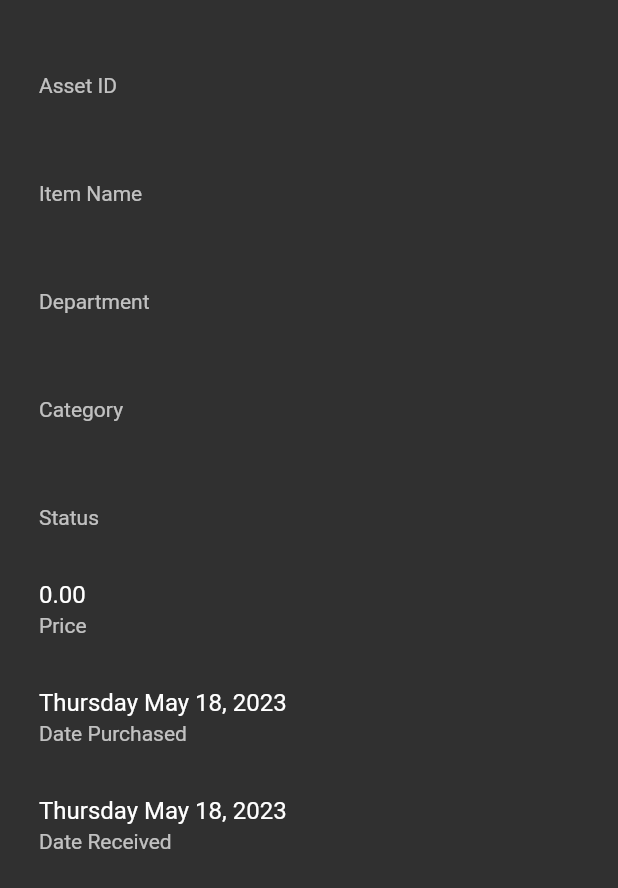
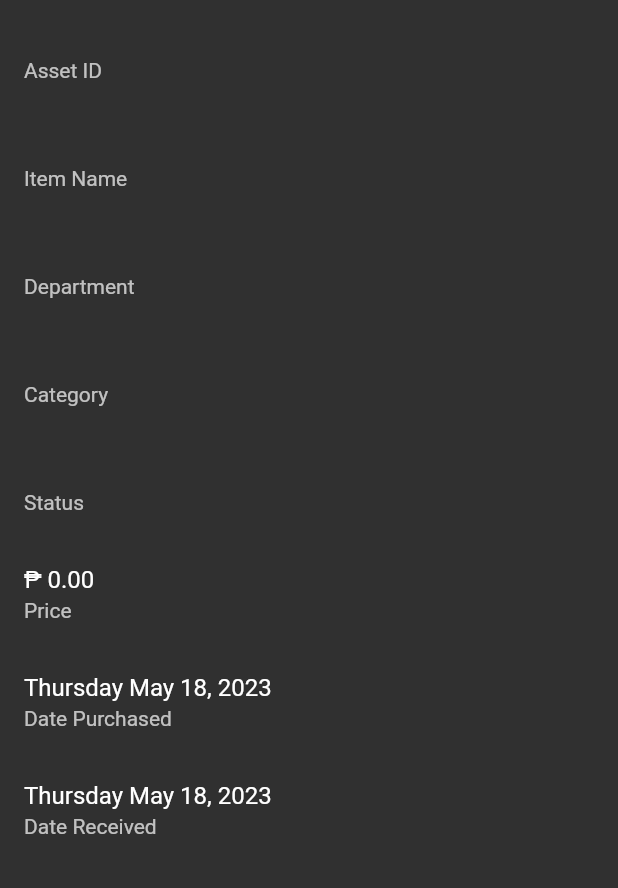
Before and after one commit to angelocordero/eon_asset_scanner, a Flutter app: the ItemInfo widget shown alone on an empty page, opened directly with empty values, on a phone screen of 412 x 824 dp. Shown: the top 888 px of the screen. Run offline on Flutter 3.47's test engine with Material 2 defaults, Android fonts, the phone set to English and light mode, and no system bars; our stand-ins replace flutter_easyloading, flutter_riverpod; missing offline and left inert: mobile_scanner, mysql_client.

```diff
--- a/lib/core/providers.dart
+++ b/lib/core/providers.dart
@@ -1,11 +1,5 @@
-import 'package:eon_asset_scanner/models/connection_settings_model.dart';
 import 'package:flutter_riverpod/flutter_riverpod.dart';
 
 import '../models/item_model.dart';
-import '../models/user_model.dart';
-
-final sqlSettingsProvider = StateProvider<ConnectionSettings?>((ref) => null);
-
-final userProvider = StateProvider<User?>((ref) => null);
 
 final itemProvider = StateProvider<Item?>((ref) => null);
--- a/lib/core/utils.dart
+++ b/lib/core/utils.dart
@@ -1,6 +1,8 @@
 import 'dart:convert';
 
 import 'package:crypto/crypto.dart';
+import 'package:flutter/foundation.dart';
+import 'package:flutter_easyloading/flutter_easyloading.dart';
 import 'package:intl/intl.dart';
 
 String hashPassword(String input) {
@@ -10,3 +12,13 @@ String hashPassword(String input) {
 String dateToString(DateTime dateTime) {
   return '${DateFormat.EEEE().format(dateTime)} ${DateFormat.yMMMd().format(dateTime)}';
 }
+
+String priceToString(double? price) {
+  return price == null ? '' : NumberFormat.currency(symbol: '₱ ', decimalDigits: 2).format(price);
+}
+
+void showErrorAndStacktrace(Object e, StackTrace? st) {
+  EasyLoading.showError(e.toString());
+  debugPrint(e.toString());
+  debugPrintStack(label: e.toString(), stackTrace: st);
+}
--- a/lib/eon_asset_scanner.dart
+++ b/lib/eon_asset_scanner.dart
@@ -28,10 +28,9 @@ class EonAssetScanner extends StatelessWidget {
         ),
       ),
       themeMode: ThemeMode.dark,
-      home: const LoginScreen(),
       builder: EasyLoading.init(),
       routes: {
-        'login': (context) => const LoginScreen(),
+        '/': (context) => const LoginScreen(),
         'home': (context) => const HomeScreen(),
         'scan': (context) => const ScanScreen(),
       },
--- a/lib/widgets/item_info_widget.dart
+++ b/lib/widgets/item_info_widget.dart
@@ -1,20 +1,17 @@
 import 'package:eon_asset_scanner/core/utils.dart';
 import 'package:flutter/material.dart';
-import 'package:flutter_riverpod/flutter_riverpod.dart';
 
 import '../models/item_model.dart';
 
-class ItemInfo extends ConsumerWidget {
+class ItemInfo extends StatelessWidget {
   const ItemInfo({super.key, required this.item});
 
   final Item item;
 
   @override
-  Widget build(BuildContext context, WidgetRef ref) {
-    return Padding(
-      padding: const EdgeInsets.all(10),
-      child: ListView.builder(
-        itemCount: 12,
+  Widget build(BuildContext context) {
+    return ListView.builder(
+      itemCount: 13,
       itemBuilder: (context, index) {
         switch (index) {
           case 0:
@@ -63,7 +60,7 @@ class ItemInfo extends ConsumerWidget {
             if (item.price == null) return Container();
 
             return ListTile(
-                title: Text(item.price?.toStringAsFixed(2) ?? ''),
+              title: Text(priceToString(item.price)),
               subtitle: const Text('Price'),
             );
           case 8:
@@ -79,21 +76,17 @@ class ItemInfo extends ConsumerWidget {
               subtitle: const Text('Date Received'),
             );
           case 10:
-              if (item.description == null) return Container();
-
-              if (item.description!.isEmpty) return Container();
+            if (item.description == null || item.description!.isEmpty) return Container();
 
             return Padding(
-                padding: const EdgeInsets.symmetric(vertical: 10),
+              padding: const EdgeInsets.all(10),
               child: TextFormField(
-                  minLines: 5,
-                  maxLines: 10,
+                minLines: null,
+                maxLines: null,
+                expands: false,
                 initialValue: item.description ?? '',
-                  enabled: false,
+                readOnly: true,
                 decoration: const InputDecoration(
-                    disabledBorder: OutlineInputBorder(
-                      borderSide: BorderSide(color: Colors.white),
-                    ),
                   labelText: 'Item Description',
                   floatingLabelBehavior: FloatingLabelBehavior.always,
                   labelStyle: TextStyle(color: Colors.white),
@@ -102,21 +95,17 @@ class ItemInfo extends ConsumerWidget {
             );
 
           case 11:
-              if (item.remarks == null) return Container();
-
-              if (item.remarks!.isEmpty) return Container();
+            if (item.remarks == null || item.remarks!.isEmpty) return Container();
 
             return Padding(
-                padding: const EdgeInsets.symmetric(vertical: 10),
+              padding: const EdgeInsets.all(10),
               child: TextFormField(
-                  minLines: 5,
-                  maxLines: 10,
+                minLines: null,
+                maxLines: null,
+                expands: false,
                 initialValue: item.remarks ?? '',
-                  enabled: false,
+                readOnly: true,
                 decoration: const InputDecoration(
-                    disabledBorder: OutlineInputBorder(
-                      borderSide: BorderSide(color: Colors.white),
-                    ),
                   labelText: 'Remarks',
                   floatingLabelBehavior: FloatingLabelBehavior.always,
                   labelStyle: TextStyle(color: Colors.white),
@@ -124,10 +113,11 @@ class ItemInfo extends ConsumerWidget {
               ),
             );
           default:
-              return Container();
+            return const SizedBox(
+              height: 75,
+            );
         }
       },
-      ),
     );
   }
 }
--- a/pubspec.yaml
+++ b/pubspec.yaml
@@ -36,11 +36,11 @@ dependencies:
   # Use with the CupertinoIcons class for iOS style icons.
   cupertino_icons: ^1.0.2
   flutter_easyloading: ^3.0.5
-  flutter_riverpod: ^2.3.6
   crypto: ^3.0.3
   mysql_client: ^0.0.27
   mobile_scanner: ^3.2.0
   intl: ^0.18.1
+  flutter_riverpod: ^2.3.6
 
 dev_dependencies:
   flutter_test:
```
Also changed, not shown: lib/core/constants.dart (+17 -0 lines), lib/core/database_api.dart (+25 -41 lines), lib/models/connection_settings_model.dart (deleted, +0 -48 lines), lib/screens/home_screen.dart (+47 -14 lines), lib/screens/login_screen.dart (+11 -26 lines), lib/screens/scan_screen.dart (+51 -35 lines), lib/widgets/overlay.dart (added, +138 -0 lines), lib/main.dart (line endings or trailing spaces), pubspec.lock. Lines whose indentation alone changed are shown as unchanged.
